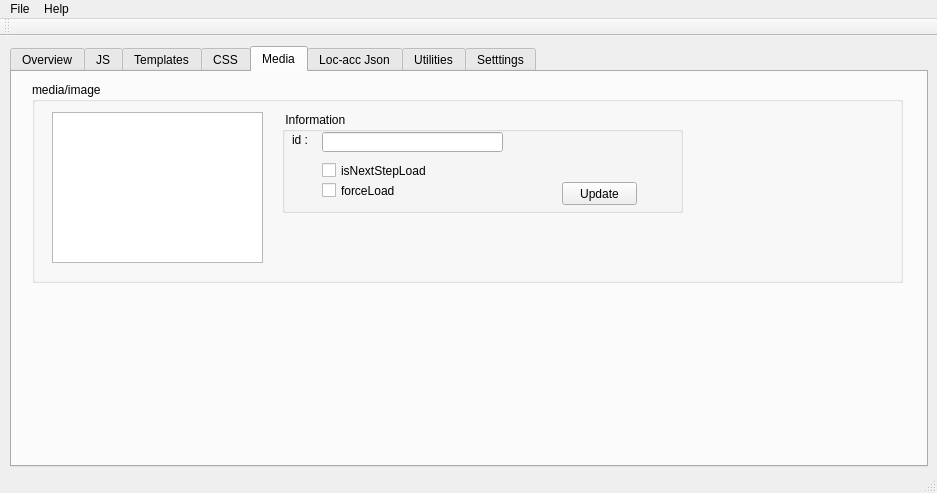
The window that mainwindow.ui (vihangpatel/WatchDog2) describes before a commit, drawn with Qt 5.
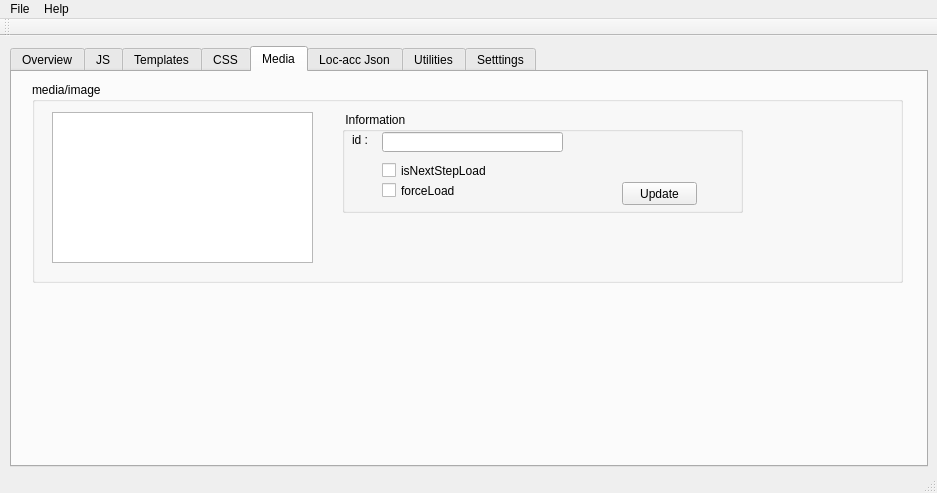
The same window after the commit. The open tabs and pages were chosen to show the change. Icons and pictures are not drawn.

Commit message: Handle checkbox click of the stop media monitering flag.

```diff
--- a/mainwindow.ui
+++ b/mainwindow.ui
@@ -10,6 +10,18 @@
     <height>493</height>
    </rect>
   </property>
+  <property name="minimumSize">
+   <size>
+    <width>937</width>
+    <height>493</height>
+   </size>
+  </property>
+  <property name="maximumSize">
+   <size>
+    <width>937</width>
+    <height>493</height>
+   </size>
+  </property>
   <property name="windowTitle">
    <string>MainWindow</string>
   </property>
@@ -676,7 +688,7 @@
         <rect>
          <x>20</x>
          <y>30</y>
-         <width>211</width>
+         <width>261</width>
          <height>151</height>
         </rect>
        </property>
@@ -684,7 +696,7 @@
       <widget class="QGroupBox" name="groupBox_5">
        <property name="geometry">
         <rect>
-         <x>250</x>
+         <x>310</x>
          <y>30</y>
          <width>401</width>
          <height>101</height>
```
Left out of the diff: 2 changed lines with no effect on the pictures. The commit also changes 1 other file.
